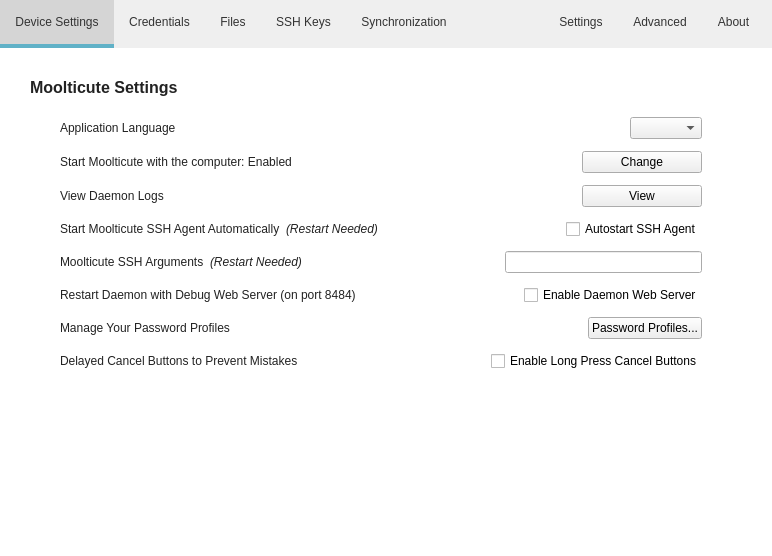
Above: src/MainWindow.ui from mooltipass/moolticute before the change. Below: the same form after it.
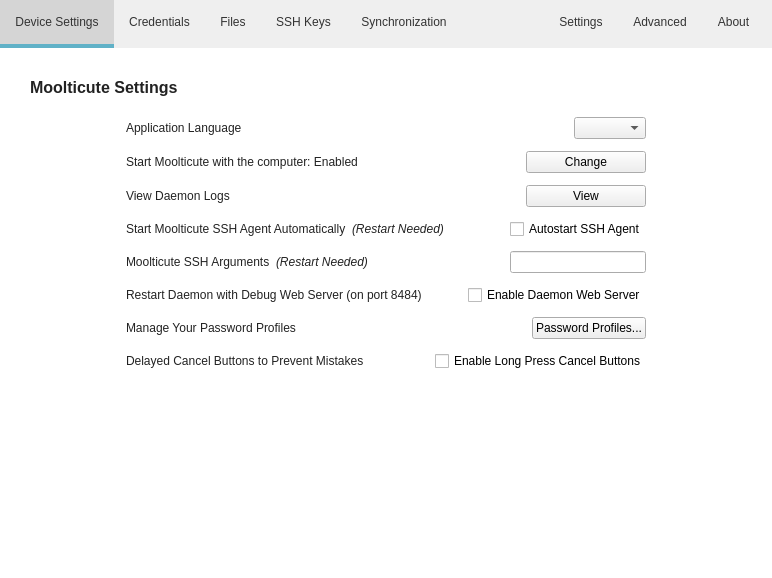
That is the form after the change. The open tabs and pages were chosen to show the change. Icons and pictures are not drawn. Custom widgets are drawn as their Qt base class.

The edit to the form file:
```diff
--- a/src/MainWindow.ui
+++ b/src/MainWindow.ui
@@ -7,7 +7,7 @@
     <x>0</x>
     <y>0</y>
     <width>772</width>
-    <height>556</height>
+    <height>578</height>
    </rect>
   </property>
   <property name="windowTitle">
@@ -2499,16 +2499,28 @@
          </widget>
         </item>
         <item>
+         <layout class="QHBoxLayout" name="horizontalLayout_38">
+          <item>
+           <spacer name="horizontalSpacer_37">
+            <property name="orientation">
+             <enum>Qt::Horizontal</enum>
+            </property>
+            <property name="sizeType">
+             <enum>QSizePolicy::MinimumExpanding</enum>
+            </property>
+            <property name="sizeHint" stdset="0">
+             <size>
+              <width>20</width>
+              <height>20</height>
+             </size>
+            </property>
+           </spacer>
+          </item>
+          <item>
          <layout class="QVBoxLayout" name="verticalLayout_12">
           <property name="spacing">
            <number>12</number>
           </property>
-          <property name="leftMargin">
-           <number>30</number>
-          </property>
-          <property name="rightMargin">
-           <number>40</number>
-          </property>
           <item>
            <layout class="QHBoxLayout" name="horizontalLayout_31">
             <item>
@@ -2830,6 +2842,21 @@
              <size>
               <width>20</width>
               <height>40</height>
+               </size>
+              </property>
+             </spacer>
+            </item>
+           </layout>
+          </item>
+          <item>
+           <spacer name="horizontalSpacer_38">
+            <property name="orientation">
+             <enum>Qt::Horizontal</enum>
+            </property>
+            <property name="sizeHint" stdset="0">
+             <size>
+              <width>20</width>
+              <height>20</height>
              </size>
             </property>
            </spacer>
```
Left out of the diff: 2 changed lines with no effect on the pictures. Lines whose indentation alone changed are shown as unchanged.
